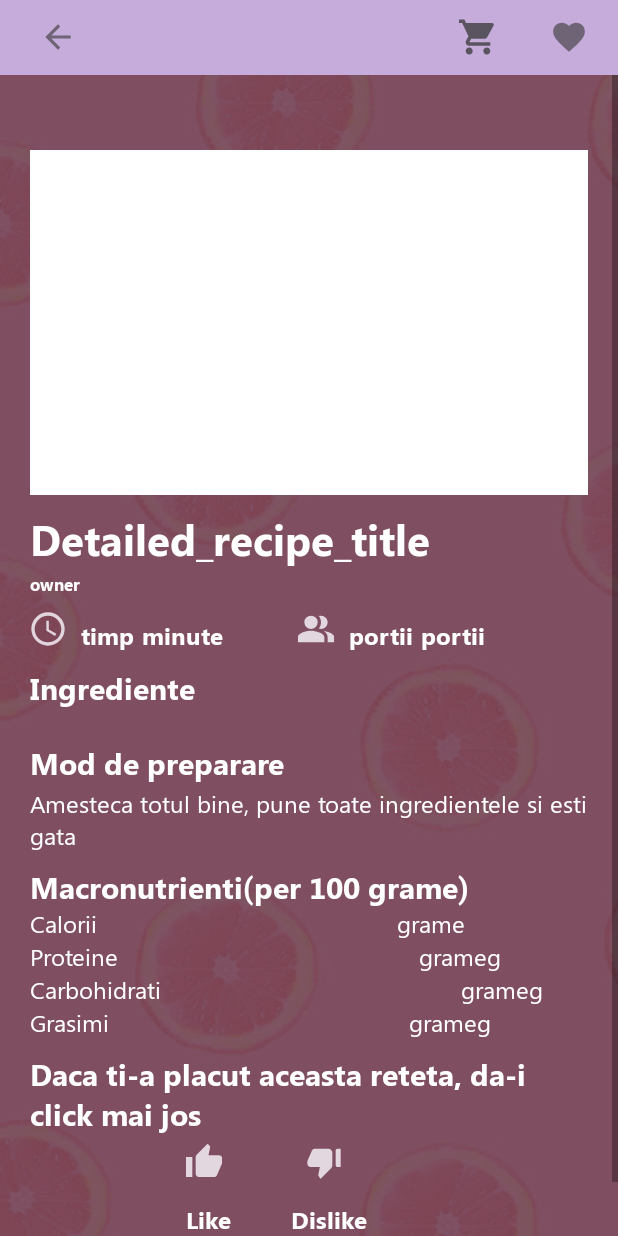
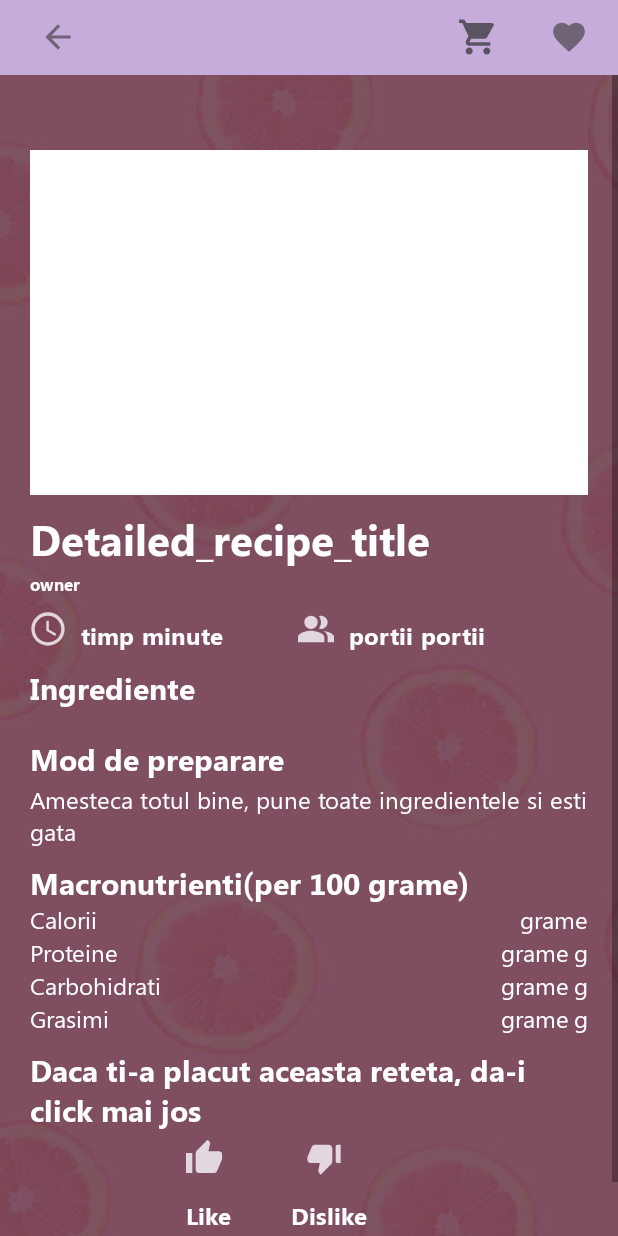
Before and after one commit to alecalin366/Food, an Android app: the DetailedRecipe screen opened directly, with no data from a screen before it, on a phone screen of 412 x 824 dp. Run offline under Robolectric (Android 15) with nearby library versions, the light colour scheme and no system bars; our stand-ins replace Picasso; pictures from the network do not load; 12 statements that could not run were skipped.

Commit message:
everything is ok

```diff
--- a/app/src/main/java/com/example/food/Recipe/AddRecipeActivity.java
+++ b/app/src/main/java/com/example/food/Recipe/AddRecipeActivity.java
@@ -68,7 +68,7 @@ public class AddRecipeActivity extends AppCompatActivity {
 
     boolean[] selectedCategory;
     ArrayList<String> categoryList = new ArrayList<>();
-    String[] categoryArray = {"Desert", "Vegan", "Sosuri"};
+    String[] categoryArray = {"Appetizers", "BBQ", "Breakfast", "Soups", "Snacks","Salads", "Indian", "Chinese", "Thai","Greek","Mexican", "Sweets", "Vegan","Pasta","Pizza", "Others"};
 
 
     LinearLayout layoutList;
--- a/app/src/main/res/layout/snippet_center_detailed_recipe.xml
+++ b/app/src/main/res/layout/snippet_center_detailed_recipe.xml
@@ -152,23 +152,13 @@
                     android:textColor="@color/white"
                     android:textSize="20sp"/>
 
-                <LinearLayout
-                    android:layout_width="wrap_content"
-                    android:layout_height="wrap_content"
-                    android:orientation="horizontal"
-                    android:layout_marginTop="40dp">
-
-                    <RelativeLayout
-                        android:layout_width="wrap_content"
-                        android:layout_height="wrap_content"
-                        android:layout_gravity="start">
-
                         <androidx.recyclerview.widget.RecyclerView
                             android:id="@+id/recyclerView1"
                             android:layout_width="wrap_content"
                             android:layout_height="wrap_content"
                             android:clipToPadding="false"
                             android:paddingEnd="5dp"
+                            android:layout_below="@+id/title_ingredients"
                             android:paddingBottom="10dp"
                             android:scrollbarStyle="outsideOverlay"
                             android:layout_gravity="start">
@@ -181,8 +171,8 @@
                             android:layout_height="wrap_content"
                             android:clipToPadding="false"
                             android:paddingEnd="3dp"
-                            android:layout_marginLeft="235dp"
-                            android:layout_toRightOf="@+id/recyclerView1"
+                            android:layout_below="@id/title_ingredients"
+                            android:layout_toStartOf="@+id/recyclerView3"
                             android:paddingBottom="10dp"
                             android:scrollbarStyle="outsideOverlay">
 
@@ -192,18 +182,15 @@
                             android:id="@+id/recyclerView3"
                             android:layout_width="wrap_content"
                             android:layout_height="wrap_content"
+                            android:layout_below="@id/title_ingredients"
                             android:clipToPadding="false"
-                            android:layout_toEndOf="@+id/recyclerView2"
+                            android:layout_alignParentEnd="true"
                             android:foregroundGravity="right"
                             android:paddingEnd="5dp"
                             android:paddingBottom="10dp"
                             android:scrollbarStyle="outsideOverlay">
 
                         </androidx.recyclerview.widget.RecyclerView>
-
-                    </RelativeLayout>
-
-                </LinearLayout>
 
             </RelativeLayout>
 
@@ -236,7 +223,7 @@
             </RelativeLayout>
 
             <RelativeLayout
-                android:layout_width="wrap_content"
+                android:layout_width="match_parent"
                 android:layout_height="wrap_content"
                 android:id="@+id/macronutrienti"
                 android:layout_below="@+id/Preparare">
@@ -251,18 +238,12 @@
                     android:textColor="@color/white"
                     android:textSize="20sp"/>
 
-                <LinearLayout
-                    android:id="@+id/linear1"
-                    android:layout_width="wrap_content"
-                    android:layout_height="wrap_content"
-                    android:orientation="horizontal"
-                    android:layout_below="@id/title_macro">
-
                     <TextView
                         android:id="@+id/calorii"
                         android:layout_width="wrap_content"
                         android:layout_height="wrap_content"
                         android:text="Calorii"
+                        android:layout_below="@id/title_macro"
                         android:fontFamily="@font/segoe_ui"
                         android:textColor="@color/white"
                         android:textSize="16sp"/>
@@ -272,26 +253,20 @@
                         android:layout_width="wrap_content"
                         android:layout_height="wrap_content"
                         android:text="grame"
+                        android:layout_below="@+id/title_macro"
+                        android:layout_alignParentEnd="true"
                         android:fontFamily="@font/segoe_ui"
                         android:layout_gravity="right"
                         android:textColor="@color/white"
                         android:textSize="16sp"
                         android:paddingStart="200dp"/>
 
-                </LinearLayout>
-
-                <LinearLayout
-                    android:id="@+id/linear2"
-                    android:layout_width="wrap_content"
-                    android:layout_height="wrap_content"
-                    android:orientation="horizontal"
-                    android:layout_below="@id/linear1">
-
                     <TextView
                         android:id="@+id/proteine"
                         android:layout_width="wrap_content"
                         android:layout_height="wrap_content"
                         android:text="Proteine"
+                        android:layout_below="@+id/calorii"
                         android:fontFamily="@font/segoe_ui"
                         android:textColor="@color/white"
                         android:textSize="16sp"/>
@@ -301,36 +276,31 @@
                         android:layout_width="wrap_content"
                         android:layout_height="wrap_content"
                         android:text="grame"
+                        android:paddingEnd="3dp"
+                        android:layout_below="@+id/calorii"
+                        android:layout_toStartOf="@+id/g"
                         android:fontFamily="@font/segoe_ui"
                         android:textColor="@color/white"
                         android:textSize="16sp"
-                        android:paddingStart="200dp"
-                        android:layout_gravity="end"/>
+                        />
 
                     <TextView
                         android:layout_width="wrap_content"
                         android:layout_height="wrap_content"
                         android:text="g"
+                        android:layout_below="@+id/calorii"
+                        android:layout_alignParentEnd="true"
+                        android:id="@+id/g"
                         android:fontFamily="@font/segoe_ui"
                         android:textColor="@color/white"
-                        android:textSize="16sp"
-                        android:layout_gravity="end"/>
-
-
-                </LinearLayout>
-
-                <LinearLayout
-                    android:id="@+id/linear3"
-                    android:layout_width="wrap_content"
-                    android:layout_height="wrap_content"
-                    android:orientation="horizontal"
-                    android:layout_below="@id/linear2">
+                        android:textSize="16sp" />
 
                 <TextView
-                        android:id="@+id/Carbohidrati"
+                    android:id="@+id/carbo"
                     android:layout_width="wrap_content"
                     android:layout_height="wrap_content"
                     android:text="Carbohidrati"
+                    android:layout_below="@+id/proteine"
                     android:fontFamily="@font/segoe_ui"
                     android:textColor="@color/white"
                     android:textSize="16sp"/>
@@ -340,35 +310,31 @@
                     android:layout_width="wrap_content"
                     android:layout_height="wrap_content"
                     android:text="grame"
-                        android:paddingStart="200dp"
+                    android:paddingEnd="3dp"
+                    android:layout_below="@+id/proteine"
+                    android:layout_toStartOf="@+id/gr"
                     android:fontFamily="@font/segoe_ui"
                     android:textColor="@color/white"
                     android:textSize="16sp"
-                        android:layout_gravity="end"/>
+                    />
 
                 <TextView
                     android:layout_width="wrap_content"
                     android:layout_height="wrap_content"
                     android:text="g"
+                    android:layout_below="@+id/proteine"
+                    android:layout_alignParentEnd="true"
+                    android:id="@+id/gr"
                     android:fontFamily="@font/segoe_ui"
                     android:textColor="@color/white"
-                        android:textSize="16sp"
-                        android:layout_gravity="end"/>
-
-                </LinearLayout>
-
-                <LinearLayout
-                    android:id="@+id/linear4"
-                    android:layout_width="wrap_content"
-                    android:layout_height="wrap_content"
-                    android:orientation="horizontal"
-                    android:layout_below="@id/linear3">
+                    android:textSize="16sp" />
 
                 <TextView
                     android:id="@+id/grasimi"
                     android:layout_width="wrap_content"
                     android:layout_height="wrap_content"
                     android:text="Grasimi"
+                    android:layout_below="@+id/carbo"
                     android:fontFamily="@font/segoe_ui"
                     android:textColor="@color/white"
                     android:textSize="16sp"/>
@@ -378,25 +344,24 @@
                     android:layout_width="wrap_content"
                     android:layout_height="wrap_content"
                     android:text="grame"
-                        android:paddingStart="200dp"
+                    android:paddingEnd="3dp"
+                    android:layout_below="@+id/carbo"
+                    android:layout_toStartOf="@+id/grr"
                     android:fontFamily="@font/segoe_ui"
                     android:textColor="@color/white"
                     android:textSize="16sp"
-                        android:layout_gravity="end"/>
+                    />
 
                 <TextView
                     android:layout_width="wrap_content"
                     android:layout_height="wrap_content"
                     android:text="g"
+                    android:layout_below="@+id/carbo"
+                    android:layout_alignParentEnd="true"
+                    android:id="@+id/grr"
                     android:fontFamily="@font/segoe_ui"
                     android:textColor="@color/white"
-                        android:textSize="16sp"
-                        android:layout_gravity="end"/>
-
-                </LinearLayout>
-
-
-
+                    android:textSize="16sp" />
 
             </RelativeLayout>
 
```
Lines whose indentation alone changed are shown as unchanged.
